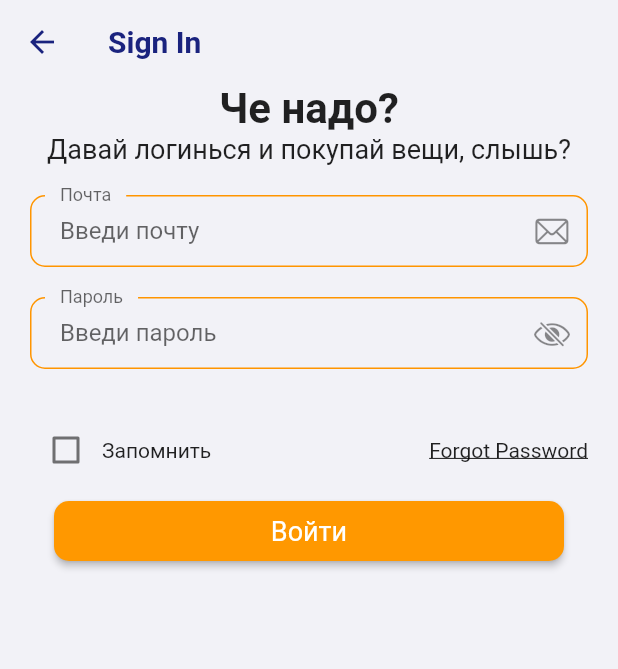
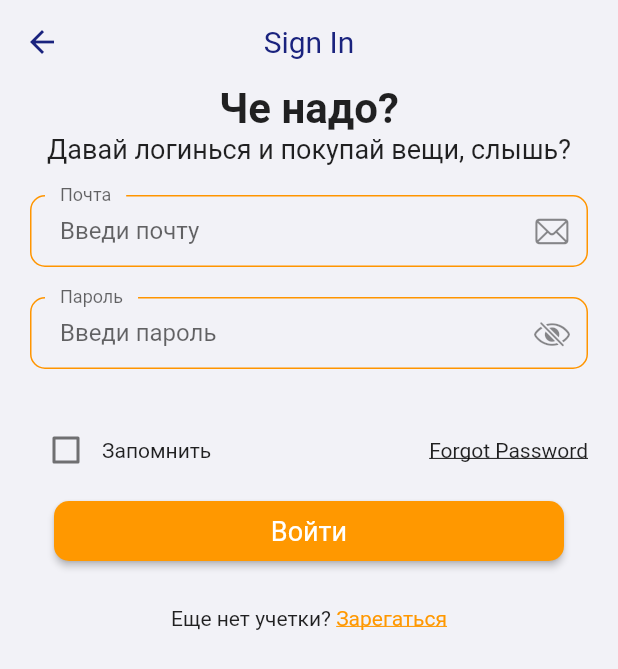
Before and after one commit to toligrimm/ecom, a Flutter app: the screen it shows after launch, after a tap on the "person" icon, on a phone screen of 412 x 824 dp. Shown: the top 669 px of the screen. Run offline on Flutter 3.47's test engine with Material 2 defaults, Android fonts, the phone set to English and light mode, and no system bars.

```diff
--- a/lib/main.dart
+++ b/lib/main.dart
@@ -18,7 +18,8 @@ class Ecommerce extends StatelessWidget {
           color: CupertinoColors.secondarySystemBackground,
           elevation: 0,
           iconTheme: IconThemeData(color: Colors.indigo[900]),
-          titleTextStyle: TextStyle(color: Colors.indigo[900], fontSize: 20, fontWeight: FontWeight.bold),
+          titleTextStyle: TextStyle(color: Colors.indigo[900], fontSize: 20),
+          centerTitle: true,
         ),
         scaffoldBackgroundColor: CupertinoColors.secondarySystemBackground,
         ),
--- a/lib/pages/auth/body.dart
+++ b/lib/pages/auth/body.dart
@@ -1,8 +1,10 @@
+
 import 'package:flutter/cupertino.dart';
 import 'package:flutter/material.dart';
 
 import '../../constants.dart';
 import '../../form_error.dart';
+import 'forgot_password/forgot_password.dart';
 
 class Body extends StatefulWidget {
   const Body({Key? key}) : super(key: key);
@@ -76,12 +78,15 @@ class _SignFormState extends State<SignForm> {
       });
     }
   }
+
   @override
   Widget build(BuildContext context) {
     return Form(
       key: _formKey,
       child: Padding(
         padding: const EdgeInsets.only(top: 20),
+        child: SingleChildScrollView(
+
           child: Column(
             children: [
               buildEmailFormField(),
@@ -89,46 +94,62 @@ class _SignFormState extends State<SignForm> {
                 height: 20,
               ),
               buildPasswordFormField(),
-            const SizedBox(height: 20,),
+              const SizedBox(
+                height: 20,
+              ),
               FormError(errors: errors),
-            const SizedBox(height: 10,),
+              const SizedBox(
+                height: 10,
+              ),
               Row(
                 children: [
-                Checkbox(value: remember, activeColor: Colors.orange, onChanged: (value) {
+                  Checkbox(
+                    value: remember,
+                    activeColor: Colors.orange,
+                    onChanged: (value) {
                       setState(() {
                         remember = value;
                       });
-                },),
+                    },
+                  ),
                   const Text('Запомнить'),
                   const Spacer(),
-                const Text('Forgot Password', style: TextStyle(decoration: TextDecoration.underline),)
+                  const Text(
+                    'Forgot Password',
+                    style: TextStyle(decoration: TextDecoration.underline),
+                  )
                 ],
               ),
-            const SizedBox(height: 10,),
+              const SizedBox(
+                height: 10,
+              ),
               SizedBox(
                 width: 340,
                 height: 40,
-              child: ElevatedButton(onPressed: (){
+                child: ElevatedButton(
+                    onPressed: () {
                       if (_formKey.currentState!.validate()) {
                         _formKey.currentState!.save();
                         // KeyboardUtil.hideKeyboard(context);
                         // Navigator.pushNamed(context, LoginSuccessScreen.routeName);
                       }
-              }, child: const Text('Войти'),
+                    },
+                    child: const Text('Войти'),
                     style: ButtonStyle(
                         backgroundColor: MaterialStateProperty.all(Colors.orange),
-                    textStyle: MaterialStateProperty.all(const TextStyle(fontSize: 18)
-                    ),
+                        textStyle: MaterialStateProperty.all(
+                            const TextStyle(fontSize: 18)),
                         shape: MaterialStateProperty.all<RoundedRectangleBorder>(
                             RoundedRectangleBorder(
                           borderRadius: BorderRadius.circular(10.0),
-                        )
-                    )
-                )
+                        )))),
               ),
+              const SizedBox(
+                height: 30,
               ),
-
+              const NoAccountText(),
             ],
+          ),
         ),
       ),
     );
@@ -141,23 +162,20 @@ class _SignFormState extends State<SignForm> {
         if (value.isNotEmpty && errors.contains(kPassNullError)) {
           setState(() {
             errors.remove(kPassNullError);
-          }
-          );
-          if(value.length >= 8 && errors.contains(kShortPassError)) {
+          });
+          if (value.length >= 8 && errors.contains(kShortPassError)) {
             setState(() {
               errors.remove(kShortPassError);
             });
           }
         }
-
       },
       validator: (value) {
         if (value!.isEmpty && !errors.contains(kPassNullError)) {
           setState(() {
             errors.add(kPassNullError);
-          }
-          );
-          if(value.length <8 && !errors.contains(kShortPassError)) {
+          });
+          if (value.length < 8 && !errors.contains(kShortPassError)) {
             setState(() {
               errors.add(kShortPassError);
             });
@@ -203,9 +221,9 @@ class _SignFormState extends State<SignForm> {
         if (value!.isEmpty && !errors.contains(kEmailNullError)) {
           setState(() {
             errors.add(kEmailNullError);
-          }
-          );
-          if(!emailValidatorRegExp.hasMatch(value) && !errors.contains(kInvalidEmailError)) {
+          });
+          if (!emailValidatorRegExp.hasMatch(value) &&
+              !errors.contains(kInvalidEmailError)) {
             setState(() {
               errors.add(kInvalidEmailError);
             });
@@ -236,3 +254,28 @@ class _SignFormState extends State<SignForm> {
     );
   }
 }
+
+class NoAccountText extends StatelessWidget {
+  const NoAccountText({
+    Key? key,
+  }) : super(key: key);
+
+  @override
+  Widget build(BuildContext context) {
+
+    return Row(
+      mainAxisAlignment: MainAxisAlignment.center,
+      children: [
+        const Text('Еще нет учетки? '),
+        GestureDetector(
+          onTap: () => Navigator.popAndPushNamed(context, ForgotPassword.routeName),
+          child: const Text('Зарегаться',
+              style: TextStyle(
+                decoration: TextDecoration.underline,
+                color: Colors.orange,
+              )),
+        )
+      ],
+    );
+  }
+}
--- a/lib/pages/homepage.dart
+++ b/lib/pages/homepage.dart
@@ -2,11 +2,12 @@ import 'package:ecom/pages/catalog/shoes.dart';
 import 'package:ecom/pages/catalog/tshirts.dart';
 import 'package:flutter/cupertino.dart';
 import 'package:flutter/material.dart';
+import 'auth/signinpage.dart';
 import 'catalog/accessories.dart';
 import 'catalog/bags.dart';
 import 'catalog/coats.dart';
 import 'catalog/jeans.dart';
-import 'auth/signinpage.dart';
+
 
 class HomePage extends StatefulWidget {
   static var routeName;
--- a/lib/routes.dart
+++ b/lib/routes.dart
@@ -1,3 +1,4 @@
+import 'package:ecom/pages/auth/forgot_password/forgot_password.dart';
 import 'package:ecom/pages/homepage.dart';
 import 'package:ecom/pages/auth/signinpage.dart';
 import 'package:flutter/widgets.dart';
@@ -6,4 +7,5 @@ import 'package:flutter/widgets.dart';
 final Map<String, WidgetBuilder> routes = {
   HomePage.routeName: (context) => const HomePage(),
   HomePage.routeName: (context) => const SigninPage(),
+  ForgotPassword.routeName: (context) => const ForgotPassword(),
 };
```
Also changed, not shown: lib/pages/auth/forgot_password/forgot_password.dart (added, +17 -0 lines), lib/pages/auth/signup/signup.dart (added, +15 -0 lines), lib/size_config.dart (+30 -30 lines). Lines whose indentation alone changed are shown as unchanged.
